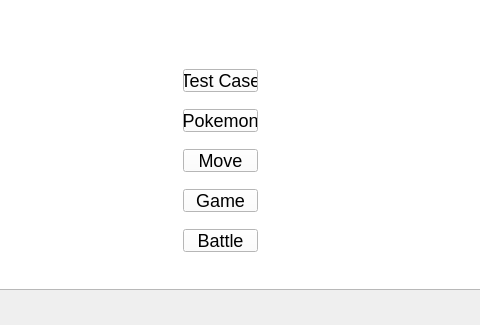
Qt form Pokemon/Pokemon.ui (LowSugarCoke/Pokemon) before a commit; both pictures show x 227 to 707 and y 238 to 563 of the 998 by 563 pixel window.
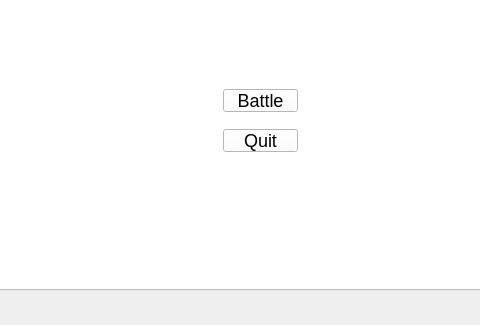
The same form after that commit. Icons and pictures are not drawn.

Diff of the .ui file:
```diff
--- a/Pokemon/Pokemon.ui
+++ b/Pokemon/Pokemon.ui
@@ -97,82 +97,14 @@
        <string/>
       </property>
      </widget>
-     <widget class="QPushButton" name="pb_test_case">
-      <property name="geometry">
-       <rect>
-        <x>410</x>
-        <y>290</y>
-        <width>75</width>
-        <height>23</height>
-       </rect>
-      </property>
-      <property name="styleSheet">
-       <string notr="true">background-image:none;
-background-color:white;</string>
-      </property>
-      <property name="text">
-       <string>Test Case</string>
-      </property>
-     </widget>
-     <widget class="QPushButton" name="pb_game">
-      <property name="geometry">
-       <rect>
-        <x>410</x>
-        <y>410</y>
-        <width>75</width>
-        <height>23</height>
-       </rect>
-      </property>
-      <property name="styleSheet">
-       <string notr="true">background-image:none;
-background-color:white;</string>
-      </property>
-      <property name="text">
-       <string>Game</string>
-      </property>
-     </widget>
-     <widget class="QPushButton" name="pb_move">
-      <property name="geometry">
-       <rect>
-        <x>410</x>
-        <y>370</y>
-        <width>75</width>
-        <height>23</height>
-       </rect>
-      </property>
-      <property name="styleSheet">
-       <string notr="true">background-image:none;
-background-color:white;</string>
-      </property>
-      <property name="text">
-       <string>Move</string>
-      </property>
-     </widget>
-     <widget class="QPushButton" name="pb_pokemon">
-      <property name="geometry">
-       <rect>
-        <x>410</x>
-        <y>330</y>
-        <width>75</width>
-        <height>23</height>
-       </rect>
-      </property>
-      <property name="styleSheet">
-       <string notr="true">background-image:none;
-background-color:white;</string>
-      </property>
-      <property name="text">
-       <string>Pokemon</string>
-      </property>
-     </widget>
      <widget class="QPushButton" name="pb_battle">
       <property name="enabled">
        <bool>true</bool>
       </property>
       <property name="geometry">
        <rect>
-        <x>410</x>
-        <y>450</y>
+        <x>450</x>
+        <y>310</y>
         <width>75</width>
         <height>23</height>
        </rect>
@@ -230,6 +162,26 @@
        <enum>QFrame::Raised</enum>
       </property>
      </widget>
+     <widget class="QPushButton" name="pb_quit">
+      <property name="enabled">
+       <bool>true</bool>
+      </property>
+      <property name="geometry">
+       <rect>
+        <x>450</x>
+        <y>350</y>
+        <width>75</width>
+        <height>23</height>
+       </rect>
+      </property>
+      <property name="styleSheet">
+       <string notr="true">background-image:none;
+background-color:white;</string>
+      </property>
+      <property name="text">
+       <string>Quit</string>
+      </property>
+     </widget>
     </widget>
     <widget class="QWidget" name="page_battle">
      <widget class="QPushButton" name="pb_battle_battle">
```
